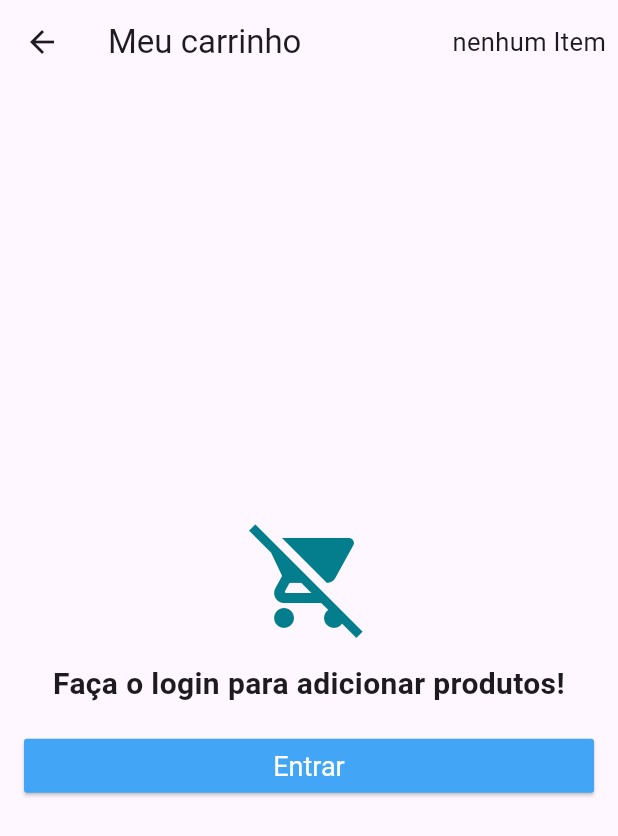
After one commit to silvioagnello/virtual_story, a Flutter app: the CartScreen screen opened directly, on a phone screen of 412 x 824 dp. The commit adds this screen. Shown: the top 836 px of the screen. Run offline on Flutter 3.47's test engine with Material 3 defaults, Android fonts, the phone set to English and light mode, and no system bars; our stand-ins replace carousel_slider, cloud_firestore, firebase_auth, firebase_core, transparent_image; accounts and stored records are empty.

Commit message:
with cart-tile

```diff
--- /dev/null
+++ b/lib/datas/cart_product.dart
@@ -0,0 +1,34 @@
+import 'package:cloud_firestore/cloud_firestore.dart';
+import 'package:virtual_story/datas/product_data.dart';
+
+class CartProduct {
+  String? cid;
+  String? category;
+  String? pid;
+  //int? quantity;
+  //String? size;
+  ProductData? productData;
+
+  int quantity = 0;
+  String? size;
+
+  CartProduct();
+
+  CartProduct.fromDocument(DocumentSnapshot document) {
+    cid = document.id;
+    category = document.get('category');
+    pid = document.get('pid');
+    quantity = document.get('quantity');
+    size = document.get('size');
+  }
+
+  Map<String, dynamic> toMap() {
+    return {
+      'category': category,
+      'pid': pid,
+      'quantity': quantity,
+      'size': size,
+      'product': productData?.toResumedMap()
+    };
+  }
+}
--- /dev/null
+++ b/lib/models/cart_model.dart
@@ -0,0 +1,45 @@
+import 'package:cloud_firestore/cloud_firestore.dart';
+import 'package:flutter/material.dart';
+import 'package:scoped_model/scoped_model.dart';
+import 'package:virtual_story/datas/cart_product.dart';
+import 'package:virtual_story/models/user_model.dart';
+
+class CartModel extends Model {
+  UserModel? user;
+
+  List<CartProduct> products = [];
+
+  CartModel(this.user);
+
+  bool isLoading = false;
+
+  static CartModel of(BuildContext context) =>
+      ScopedModel.of<CartModel>(context);
+
+  void addCartItem(CartProduct cartProduct) {
+    products.add(cartProduct);
+
+    FirebaseFirestore.instance
+        .collection('users')
+        .doc(user?.firebaseUser?.uid)
+        .collection('cart')
+        .add(cartProduct.toMap())
+        .then((doc) {
+      cartProduct.cid = doc.id;
+    });
+
+    notifyListeners();
+  }
+
+  void removeCartItem(CartProduct cartProduct) {
+    FirebaseFirestore.instance
+        .collection('users')
+        .doc(user?.firebaseUser?.uid)
+        .collection('cart')
+        .doc(cartProduct.cid)
+        .delete();
+    products.remove(cartProduct);
+    notifyListeners();
+
+  }
+}
--- /dev/null
+++ b/lib/screens/cart_screen.dart
@@ -0,0 +1,83 @@
+import 'package:flutter/material.dart';
+import 'package:scoped_model/scoped_model.dart';
+import 'package:virtual_story/models/cart_model.dart';
+import 'package:virtual_story/models/user_model.dart';
+import 'package:virtual_story/screens/login_screen.dart';
+import 'package:virtual_story/tiles/cart_tile.dart';
+import 'package:virtual_story/widgets/custom_message.dart';
+
+class CartScreen extends StatelessWidget {
+  const CartScreen({super.key});
+
+  @override
+  Widget build(BuildContext context) {
+    return Scaffold(
+      appBar: AppBar(
+        title: const Text('Meu carrinho'),
+        actions: [
+          Container(
+            padding: const EdgeInsets.only(right: 8.0),
+            alignment: Alignment.center,
+            child: ScopedModelDescendant<CartModel>(
+                builder: (context, child, model) {
+              int p = model.products.length;
+              return Text(
+                "${p != 0 ? p : 'nenhum'} ${p > 1 ? 'Itens' : 'Item'}",
+                style: const TextStyle(fontSize: 17.0),
+              );
+            }),
+          )
+        ],
+      ),
+      body: ScopedModelDescendant<CartModel>(
+        builder: (context, child, model) {
+          if (model.isLoading && UserModel.of(context).isLoggedIn()) {
+            return const Center(child: CircularProgressIndicator());
+          } else if (!UserModel.of(context).isLoggedIn()) {
+            return CustomMensagem("Faça o login para adicionar produtos!", 0);
+          } else if (model.products.isEmpty && model.products.isEmpty) {
+            return const Center(
+              child: Text("Nenhum produto no Carrinho",
+                  style: TextStyle(fontSize: 20.0, fontWeight: FontWeight.bold),
+                  textAlign: TextAlign.center),
+            );
+          } else {
+            return ListView(
+              children: [
+                Column(
+                  children: model.products.map((e) {
+                    return CartTile(cartProduct: e);
+                  }).toList(),
+                )
+              ],
+            );
+            // return Container(
+            //   padding: const EdgeInsets.all(16.0),
+            //   child: Column(
+            //     crossAxisAlignment: CrossAxisAlignment.stretch,
+            //     mainAxisAlignment: MainAxisAlignment.center,
+            //     children: [
+            //       Icon(Icons.remove_shopping_cart,
+            //           size: 80.0, color: Theme.of(context).primaryColor),
+            //       const SizedBox(height: 16.0),
+            //       const Text('Faça Login para adicionar produtos',
+            //           textAlign: TextAlign.center,
+            //           style: TextStyle(
+            //               fontSize: 20.0, fontWeight: FontWeight.bold)),
+            //       const SizedBox(height: 16.0),
+            //       ElevatedButton(
+            //           onPressed: () {
+            //             Navigator.of(context).push(MaterialPageRoute(
+            //                 builder: (context) => LoginScreen()));
+            //           },
+            //           child: const Text('Entrar',
+            //               style: TextStyle(fontSize: 18.0)))
+            //     ],
+            //   ),
+            // );
+          }
+        },
+      ),
+    );
+  }
+}
--- a/lib/widgets/custom_drawer.dart
+++ b/lib/widgets/custom_drawer.dart
@@ -67,7 +67,7 @@ class CustomDrawer extends StatelessWidget {
                                     Navigator.of(context).push(
                                         MaterialPageRoute(
                                             builder: (context) =>
-                                                LoginScreen()));
+                                                const LoginScreen()));
                                   } else {
                                     model.signOut();
                                   }
--- /dev/null
+++ b/lib/widgets/custom_message.dart
@@ -0,0 +1,54 @@
+import 'package:flutter/material.dart';
+import 'package:virtual_story/screens/login_screen.dart';
+
+
+
+class CustomMensagem extends StatelessWidget {
+
+  String? textMensagem;
+  int idIcon=0;
+
+  CustomMensagem(this.textMensagem, this.idIcon, {Key? key}) : super(key: key);
+
+  @override
+  Widget build(BuildContext context) {
+    return Container(
+      padding: const EdgeInsets.all(16.0),
+      child: Column(
+        crossAxisAlignment: CrossAxisAlignment.stretch,
+        mainAxisAlignment: MainAxisAlignment.center,
+        children: <Widget>[
+          if(idIcon==0) Icon(Icons.remove_shopping_cart, size: 80.0, color: Theme.of(context).primaryColor)
+          else
+            if(idIcon==1) Icon(Icons.view_list, size: 80.0, color: Theme.of(context).primaryColor),
+          const SizedBox(height: 16.0,),
+          Text(textMensagem!,
+            style: const TextStyle(fontSize: 20.0, fontWeight: FontWeight.bold),
+            textAlign: TextAlign.center,
+          ),
+          const SizedBox(height: 16.0,),
+          ElevatedButton(
+              child: const Text("Entrar", style: TextStyle(fontSize: 18.0,)),
+              style: raisedButtonStyle,
+              onPressed: () {
+                Navigator.of(context).pushReplacement(
+                    MaterialPageRoute(builder: (context) => const LoginScreen()));
+              }
+          )
+        ],
+      ),
+    );
+  }
+
+  final ButtonStyle raisedButtonStyle = ElevatedButton.styleFrom(
+    foregroundColor: Colors.white,
+    backgroundColor: Colors.blue.shade400,
+    textStyle: const TextStyle(color: Colors.white),
+    minimumSize: const Size(88, 36),
+    padding: const EdgeInsets.symmetric(horizontal: 16),
+    shape: const RoundedRectangleBorder(
+      borderRadius: BorderRadius.all(Radius.circular(2)),
+    ),
+  );
+
+}
```
Also changed, not shown: lib/datas/product_data.dart (+7 -0 lines), lib/main.dart (+11 -2 lines), lib/models/user_model.dart (+46 -5 lines), lib/screens/detail_screen.dart (+32 -6 lines), lib/screens/home_screen.dart (+9 -2 lines), lib/screens/login_screen.dart (+58 -6 lines), lib/screens/signup_screen.dart (+15 -13 lines), lib/tiles/cart_tile.dart (added, +87 -0 lines), lib/widgets/cart_button.dart (added, +18 -0 lines).
